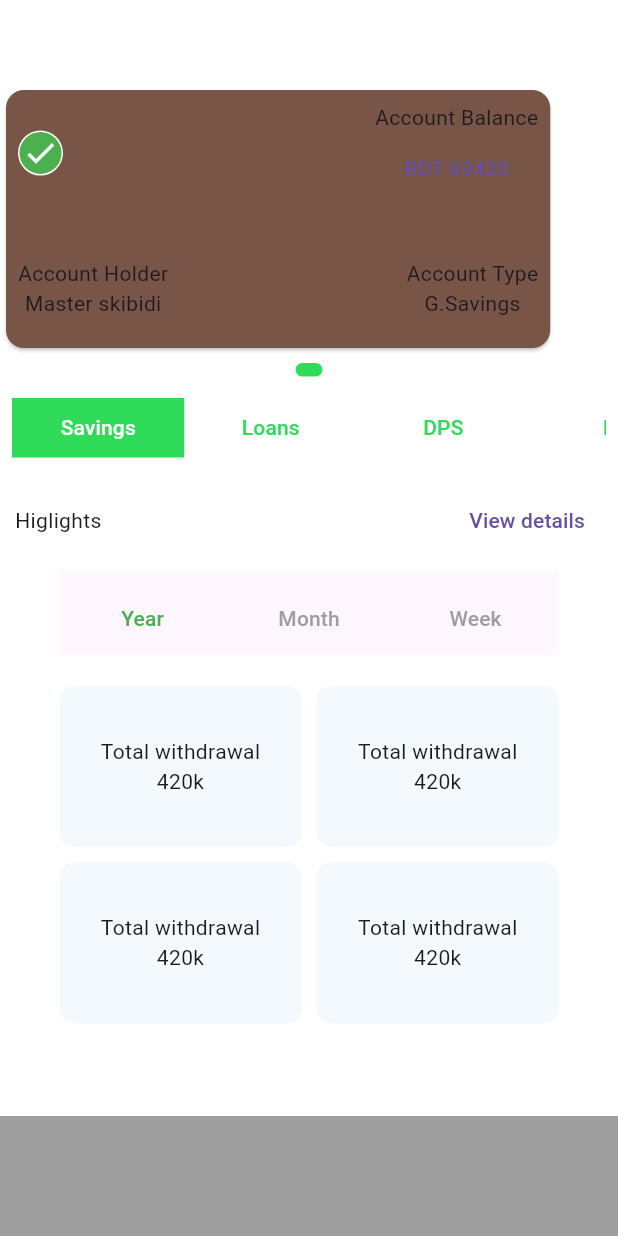
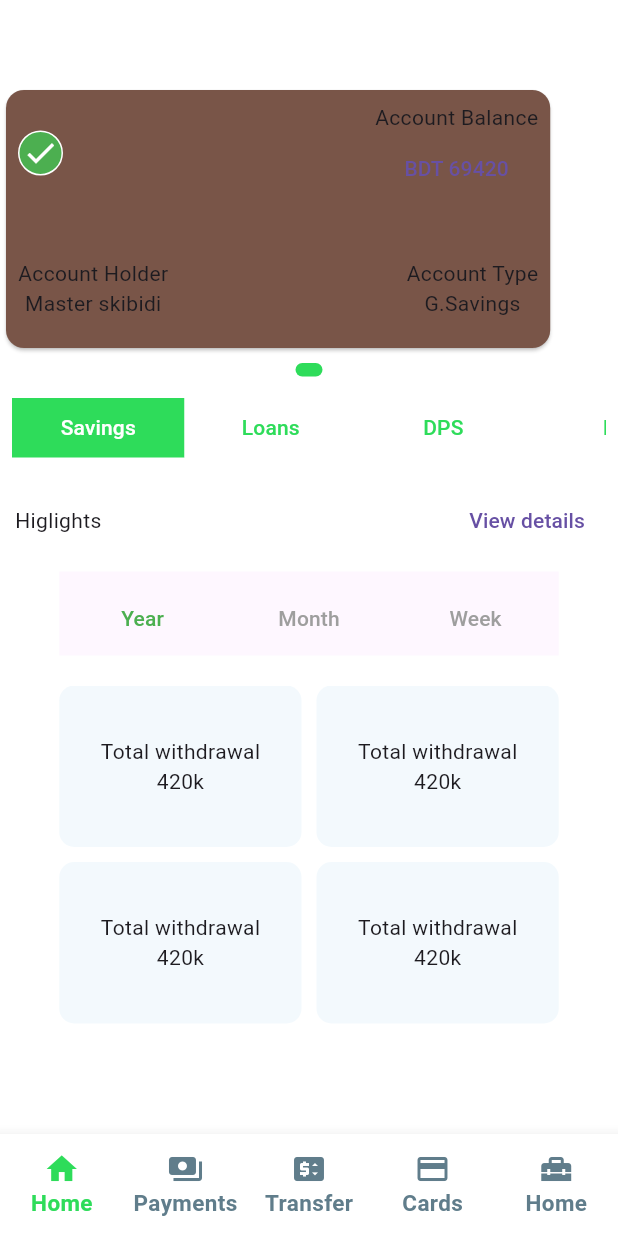
Before and after one commit to ridwan1178/rupali_bank_demo, a Flutter app: the Homepage screen opened by its route, after a tap on "Tap to reveal balance", on a phone screen of 412 x 824 dp. Run offline on Flutter 3.47's test engine with Material 3 defaults, Android fonts, the phone set to English and light mode, and no system bars; drawn by our look-alikes of dots_indicator; our stand-ins replace flutter_easyloading, go_router; generated files the repository leaves out were written again.

Commit message:
bottom navbar done, need to set new routes for it

```diff
--- a/lib/core/configs/app_icons.dart
+++ b/lib/core/configs/app_icons.dart
@@ -1,9 +1,24 @@
 import 'package:flutter/material.dart';
-
 
 class AppIcons {
   static const Icon tickMark = Icon(
     IconData(0xe1f6, fontFamily: 'MaterialIcons'),
     color: Colors.white,
   );
+
+  static const Icon home = Icon(
+    Icons.home,
+  );
+  static const Icon payment = Icon(
+    Icons.payments,
+  );
+  static const Icon transfer = Icon(
+    Icons.price_change,
+  );
+  static const Icon cards = Icon(
+    Icons.credit_card,
+  );
+  static const Icon services = Icon(
+    Icons.home_repair_service,
+  );
 }
--- /dev/null
+++ b/lib/core/configs/app_navbar_theme.dart
@@ -0,0 +1,15 @@
+import 'package:flutter/material.dart';
+import 'package:flutter/widgets.dart';
+import 'package:rupali_bank_demo/core/configs/app_colors.dart';
+
+class AppNavbarTheme {
+  BottomNavigationBarThemeData botnavbarTheme = const BottomNavigationBarThemeData(
+    backgroundColor: AppColors.background,
+    selectedItemColor: AppColors.primary,
+    unselectedItemColor: Colors.blueGrey,
+    type: BottomNavigationBarType.fixed,
+    selectedLabelStyle: TextStyle(fontWeight: FontWeight.bold, fontSize: 15),
+    unselectedLabelStyle: TextStyle(fontWeight: FontWeight.bold, fontSize: 15)
+
+  );
+}
--- a/lib/core/configs/app_theme.dart
+++ b/lib/core/configs/app_theme.dart
@@ -1,11 +1,13 @@
 import 'package:flutter/material.dart';
 import 'package:rupali_bank_demo/core/configs/app_colors.dart';
+import 'package:rupali_bank_demo/core/configs/app_navbar_theme.dart';
 
 class AppTheme {
   static final lightTheme = ThemeData(
     primaryColor: AppColors.primary,
     scaffoldBackgroundColor: AppColors.background,
     brightness: Brightness.light,
+    bottomNavigationBarTheme: AppNavbarTheme().botnavbarTheme
 
   );
 }
--- a/lib/homepage/presentation/homepage.dart
+++ b/lib/homepage/presentation/homepage.dart
@@ -10,6 +10,7 @@ import 'package:rupali_bank_demo/homepage/presentation/account_details_page.dart
 import 'package:rupali_bank_demo/providers/homepage_account_statement_provider.dart';
 import 'package:rupali_bank_demo/utils/basic_appbar.dart';
 import 'package:provider/provider.dart';
+import 'package:rupali_bank_demo/utils/basic_bottom_navbar.dart';
 import 'package:rupali_bank_demo/utils/dots_indicator_widget.dart';
 import 'package:go_router/go_router.dart';
 
@@ -68,9 +69,10 @@ class _HomepageState extends State<Homepage> {
     return SafeArea(
       child: Scaffold(
         appBar: const BasicAppbar(hideBackButton: true),
-        bottomNavigationBar: const BottomAppBar(
-          color: Colors.grey,
-        ),
+        bottomNavigationBar: const SizedBox(height: 68 ,child: BasicBottomNavbar()),
+        // const BottomAppBar(
+        //   color: Colors.grey,
+        // ),
         body: Column(
           children: [
             _cards(
--- /dev/null
+++ b/lib/utils/basic_bottom_navbar.dart
@@ -0,0 +1,47 @@
+import 'package:flutter/cupertino.dart';
+import 'package:flutter/material.dart';
+import 'package:go_router/go_router.dart';
+import 'package:rupali_bank_demo/core/configs/app_icons.dart';
+import 'package:rupali_bank_demo/homepage/presentation/homepage.dart';
+
+class BasicBottomNavbar extends StatefulWidget {
+  const BasicBottomNavbar({super.key});
+
+  @override
+  State<BasicBottomNavbar> createState() => _BasicBottomNavbarState();
+}
+
+class _BasicBottomNavbarState extends State<BasicBottomNavbar> {
+  int _navBarIndex = 0;
+
+  void _selectRoute(int index) {
+    switch (index) {
+      case 0:
+        context.goNamed(Homepage.namedRoute);
+
+        break;
+      default:
+    }
+  }
+
+  @override
+  Widget build(BuildContext context) {
+    // TODO: implement build
+    return BottomNavigationBar(
+      items: const [
+        BottomNavigationBarItem(icon: AppIcons.home, label: "Home"),
+        BottomNavigationBarItem(icon: AppIcons.payment, label: "Payments"),
+        BottomNavigationBarItem(icon: AppIcons.transfer, label: "Transfer"),
+        BottomNavigationBarItem(icon: AppIcons.cards, label: "Cards"),
+        BottomNavigationBarItem(icon: AppIcons.services, label: "Home"),
+      ],
+      currentIndex: _navBarIndex,
+      onTap: (currentIndex) {
+        setState(() {
+          _navBarIndex = currentIndex;
+        });
+        _selectRoute(_navBarIndex);
+      },
+    );
+  }
+}
```
